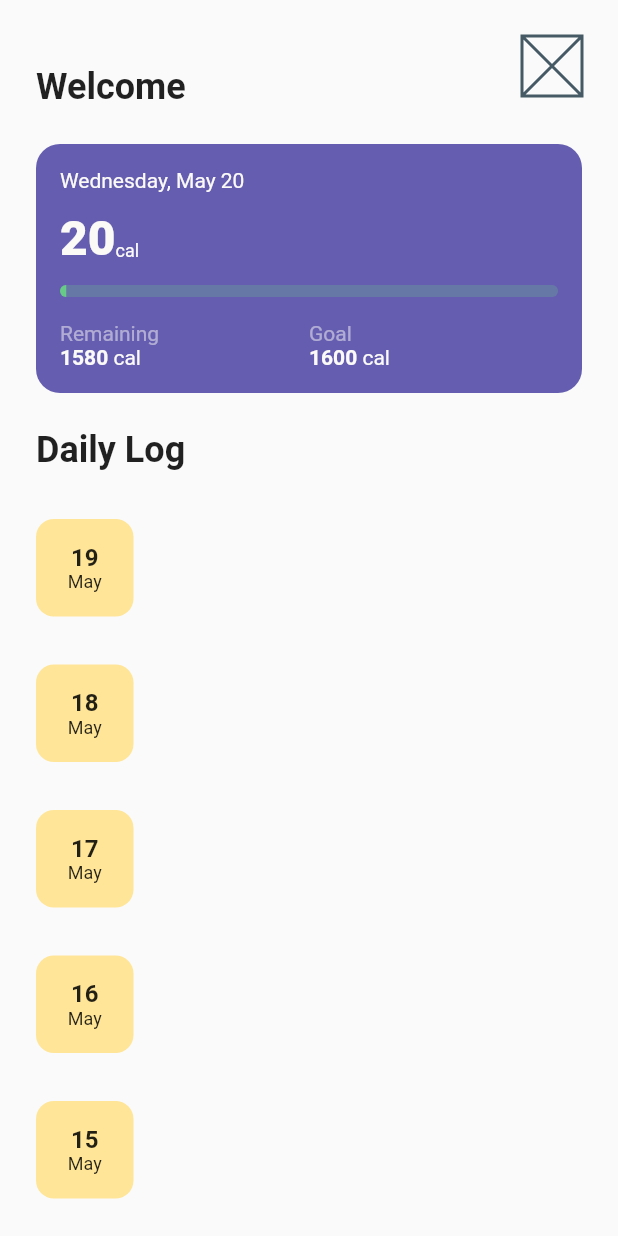
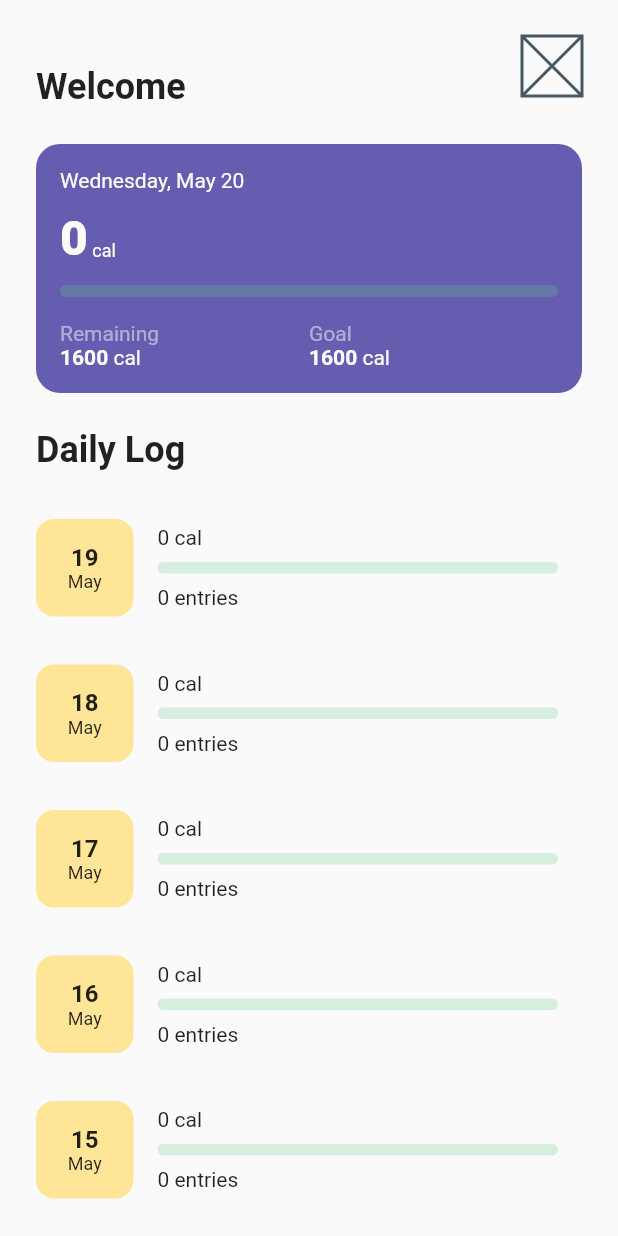
Before and after one commit to elvenstudios/Colorie-2.0, a Flutter app: the screen it shows after launch, on a phone screen of 412 x 824 dp. Run offline on Flutter 3.47's test engine with Material 2 defaults, Android fonts, the phone set to English and light mode, and no system bars; our stand-ins replace hive, hive_flutter; accounts and stored records are empty; generated files the repository leaves out were written again.

Commit message:
updates to calorie logic

```diff
--- a/lib/models/log.dart
+++ b/lib/models/log.dart
@@ -1,4 +1,5 @@
 import 'package:colorie/models/log_entry.dart';
+import 'package:colorie/theme/brand_colors.dart';
 import 'package:flutter/widgets.dart';
 import 'package:hive/hive.dart';
 
@@ -21,7 +22,36 @@ class Log {
   DateTime date;
 
   // total calories consumed
-  int totalCaloriesConsumed() {
-    return 20; // TODO: calculate
+  double get totalCaloriesConsumed {
+    return entries.fold(0, (double previousValue, LogEntry logEntry) => previousValue + logEntry.calories);
+  }
+
+  double get totalGramsConsumed {
+    return entries.fold(0, (double previousValue, LogEntry logEntry) => previousValue + logEntry.grams);
+  }
+
+  // Calculates calorie density based on calories and grams
+  double calculateDensity() {
+    final double result = totalCaloriesConsumed / totalGramsConsumed;
+    return result > 0 ? result : 0;
+  }
+
+  // gets the color for the average of all entries in the log
+  Color get color {
+    final double density = calculateDensity();
+
+    if (density <= 0.6) {
+      return green;
+    }
+
+    if (density <= 1.5) {
+      return yellow;
+    }
+
+    if (density <= 3.8) {
+      return orange;
+    }
+
+    return red;
   }
 }
--- a/lib/models/log_entry.dart
+++ b/lib/models/log_entry.dart
@@ -1,4 +1,5 @@
 import 'package:colorie/models/log.dart';
+import 'package:colorie/theme/brand_colors.dart';
 import 'package:flutter/widgets.dart';
 import 'package:hive/hive.dart';
 
@@ -11,8 +12,38 @@ part 'log_entry.g.dart';
 
 @HiveType(typeId: 1)
 class LogEntry {
-  LogEntry({@required this.name});
+  LogEntry({@required this.name, @required this.calories, @required this.grams});
 
   @HiveField(0)
   String name;
+
+  @HiveField(1)
+  double calories;
+
+  @HiveField(2)
+  double grams;
+
+  // Calculates calorie density based on calories and grams
+  double calculateDensity() {
+    final double result = calories / grams;
+    return result > 0 ? result : 0;
+  }
+
+  // Calculates a color code based on a given calorie density
+  Color get color {
+    final double density = calculateDensity();
+    if (density <= 0.6) {
+      return green;
+    }
+
+    if (density <= 1.5) {
+      return yellow;
+    }
+
+    if (density <= 3.8) {
+      return orange;
+    }
+
+    return red;
+  }
 }
--- a/lib/providers/log_provider.dart
+++ b/lib/providers/log_provider.dart
@@ -30,7 +30,7 @@ class LogProvider with ChangeNotifier {
   }
 
   // name of hive box
-  final String hiveBox = 'logs-2';
+  final String hiveBox = 'logs-3';
 
   // creates a log at a given day
   Future<void> createLog(DateTime dateTime) async {
--- a/lib/providers/member_provider.dart
+++ b/lib/providers/member_provider.dart
@@ -8,7 +8,7 @@ class MemberProvider with ChangeNotifier {
   int age = 27;
   double weight = 190;
   double heightInches = 68;
-  int calorieGoal = 1600;
+  double calorieGoal = 1600;
 
   // targets
   // red, green, yellow, orange percentages
--- a/lib/screens/day_details_screen.dart
+++ b/lib/screens/day_details_screen.dart
@@ -78,9 +78,8 @@ class _DayDetailsScreenState extends State<DayDetailsScreen> {
                           child: Material(
                             type: MaterialType.transparency,
                             child: CalorieCard(
+                              log: log,
                               calorieGoal: memberProvider.calorieGoal,
-                              caloriesConsumed: log.totalCaloriesConsumed(),
-                              date: logProvider.selectedDay,
                               borderRadius: const BorderRadius.only(
                                 bottomLeft: Radius.circular(16),
                                 bottomRight: Radius.circular(16),
@@ -104,7 +103,7 @@ class _DayDetailsScreenState extends State<DayDetailsScreen> {
                   onTap: () async {
                     final Log today = await logProvider.getSelectedDayLog();
 
-                    today.entries.add(LogEntry(name: 'Apple'));
+                    today.entries.add(LogEntry(name: 'Apple', calories: 100, grams: 2));
                     logProvider.updateLog(today);
                   },
                   child: Container(
--- a/lib/screens/home_screen.dart
+++ b/lib/screens/home_screen.dart
@@ -1,13 +1,11 @@
-import 'dart:math';
-
 import 'package:colorie/models/log.dart';
-import 'package:colorie/models/log_entry.dart';
 import 'package:colorie/providers/log_provider.dart';
 import 'package:colorie/providers/member_provider.dart';
 import 'package:colorie/screens/day_details_screen.dart';
 import 'package:colorie/screens/profile_screen.dart';
 import 'package:colorie/widgets/calorie_card.dart';
 import 'package:colorie/widgets/date_square.dart';
+import 'package:colorie/widgets/log_day.dart';
 import 'package:flutter/material.dart';
 import 'package:flutter/widgets.dart';
 import 'package:provider/provider.dart';
@@ -37,9 +35,7 @@ class HomeScreen extends StatelessWidget {
           horizontal: 24.0,
           vertical: 16,
         ),
-        child: Row(
-          children: <DateSquare>[DateSquare(log.date)],
-        ),
+        child: LogDay(log),
       );
     }).toList();
   }
@@ -60,8 +56,6 @@ class HomeScreen extends StatelessWidget {
                     if (snapshot.data != null) {
                       lastSevenLogs = snapshot.data['last_seven'];
                       selectedDayLog = snapshot.data['selected_day'];
-                      print("snap");
-                      print(snapshot.data['selected_day']);
                     }
                     return Column(
                       crossAxisAlignment: CrossAxisAlignment.stretch,
@@ -105,13 +99,12 @@ class HomeScreen extends StatelessWidget {
                               child: InkWell(
                                 onTap: () => Navigator.of(context).push<dynamic>(
                                   MaterialPageRoute<dynamic>(
-                                    builder: (BuildContext context) => DayDetailsScreen(),
+                                    builder: (BuildContext context) => const DayDetailsScreen(),
                                   ),
                                 ),
                                 child: CalorieCard(
+                                  log: selectedDayLog,
                                   calorieGoal: memberProvider.calorieGoal,
-                                  caloriesConsumed: selectedDayLog.totalCaloriesConsumed(),
-                                  date: selectedDayLog.date,
                                   borderRadius: const BorderRadius.all(Radius.circular(16)),
                                 ),
                               ),
@@ -120,7 +113,7 @@ class HomeScreen extends StatelessWidget {
                         ),
                         if (lastSevenLogs.isNotEmpty)
                           const Padding(
-                            padding: const EdgeInsets.only(top: 24, left: 24.0, bottom: 16),
+                            padding: EdgeInsets.only(top: 24, left: 24.0, bottom: 16),
                             child: Text(
                               'Daily Log',
                               style: TextStyle(
--- a/lib/widgets/calorie_card.dart
+++ b/lib/widgets/calorie_card.dart
@@ -1,3 +1,5 @@
+import 'package:colorie/models/log.dart';
+import 'package:colorie/models/log_entry.dart';
 import 'package:colorie/providers/log_provider.dart';
 import 'package:colorie/theme/brand_colors.dart';
 import 'package:flutter/material.dart';
@@ -8,15 +10,13 @@ import 'package:provider/provider.dart';
 class CalorieCard extends StatelessWidget {
   const CalorieCard({
     @required this.borderRadius,
-    @required this.date,
     @required this.calorieGoal,
-    @required this.caloriesConsumed,
+    @required this.log,
   });
 
   final BorderRadius borderRadius;
-  final DateTime date;
-  final int calorieGoal;
-  final int caloriesConsumed;
+  final double calorieGoal;
+  final Log log;
 
   @override
   Widget build(BuildContext context) {
@@ -34,14 +34,14 @@ class CalorieCard extends StatelessWidget {
                     onTap: () async {
                       final DateTime selectedDate = await showDatePicker(
                         context: context,
-                        initialDate: date,
+                        initialDate: log.date,
                         firstDate: DateTime(2019),
                         lastDate: DateTime(2222),
                       );
                       logProvider.selectedDay = selectedDate;
                     },
                     child: Text(
-                      '${DateFormat('MMMMEEEEd').format(date)}',
+                      '${DateFormat('MMMMEEEEd').format(log.date)}',
                       style: const TextStyle(
                         color: white,
                       ),
@@ -55,7 +55,7 @@ class CalorieCard extends StatelessWidget {
                   crossAxisAlignment: CrossAxisAlignment.end,
                   children: <Widget>[
                     Text(
-                      '$caloriesConsumed',
+                      '${log.totalCaloriesConsumed.ceil()}',
                       style: TextStyle(
                         fontWeight: FontWeight.w900,
                         fontSize: 32,
@@ -63,7 +63,7 @@ class CalorieCard extends StatelessWidget {
                       ),
                     ),
                     const Text(
-                      'cal',
+                      ' cal',
                       strutStyle: StrutStyle(
                         fontSize: 32,
                       ),
@@ -80,9 +80,9 @@ class CalorieCard extends StatelessWidget {
                 child: SizedBox(
                   height: 8,
                   child: LinearProgressIndicator(
-                    value: caloriesConsumed / calorieGoal,
-                    backgroundColor: green.withOpacity(.25),
-                    valueColor: AlwaysStoppedAnimation<Color>(green),
+                    value: log.totalCaloriesConsumed / calorieGoal,
+                    backgroundColor: log.color.withOpacity(.25),
+                    valueColor: AlwaysStoppedAnimation<Color>(log.color),
                   ),
                 ),
               ),
@@ -103,7 +103,7 @@ class CalorieCard extends StatelessWidget {
                         Row(
                           children: <Widget>[
                             Text(
-                              '${calorieGoal - caloriesConsumed}',
+                              '${(calorieGoal - log.totalCaloriesConsumed).ceil()}',
                               style: const TextStyle(color: white, fontWeight: FontWeight.bold),
                             ),
                             const Text(
@@ -127,7 +127,7 @@ class CalorieCard extends StatelessWidget {
                         Row(
                           children: <Widget>[
                             Text(
-                              '$calorieGoal',
+                              '${calorieGoal.ceil()}',
                               style: const TextStyle(color: white, fontWeight: FontWeight.bold),
                             ),
                             const Text(
--- /dev/null
+++ b/lib/widgets/log_day.dart
@@ -0,0 +1,49 @@
+import 'package:colorie/models/log.dart';
+import 'package:colorie/providers/member_provider.dart';
+import 'package:colorie/theme/brand_colors.dart';
+import 'package:colorie/widgets/date_square.dart';
+import 'package:flutter/material.dart';
+import 'package:flutter/widgets.dart';
+import 'package:provider/provider.dart';
+
+class LogDay extends StatelessWidget {
+  const LogDay(this.log);
+  final Log log;
+
+  @override
+  Widget build(BuildContext context) {
+    return Consumer<MemberProvider>(builder: (BuildContext context, MemberProvider memberProvider, _) {
+      return Row(
+        children: <Widget>[
+          DateSquare(log.date),
+          Expanded(
+            child: Padding(
+              padding: const EdgeInsets.symmetric(horizontal: 16.0),
+              child: Column(
+                crossAxisAlignment: CrossAxisAlignment.start,
+                children: <Widget>[
+                  Text('${log.totalCaloriesConsumed.ceil()} cal'),
+                  Padding(
+                    padding: EdgeInsets.symmetric(vertical: 8.0),
+                    child: ClipRRect(
+                      borderRadius: BorderRadius.all(Radius.circular(20)),
+                      child: SizedBox(
+                        height: 8,
+                        child: LinearProgressIndicator(
+                          value: log.totalCaloriesConsumed / memberProvider.calorieGoal,
+                          backgroundColor: log.color.withOpacity(.25),
+                          valueColor: AlwaysStoppedAnimation<Color>(log.color),
+                        ),
+                      ),
+                    ),
+                  ),
+                  Text('${log.entries.length} entries'),
+                ],
+              ),
+            ),
+          ),
+        ],
+      );
+    });
+  }
+}
```
Also changed, not shown: lib/models/log_entry.g.dart.
